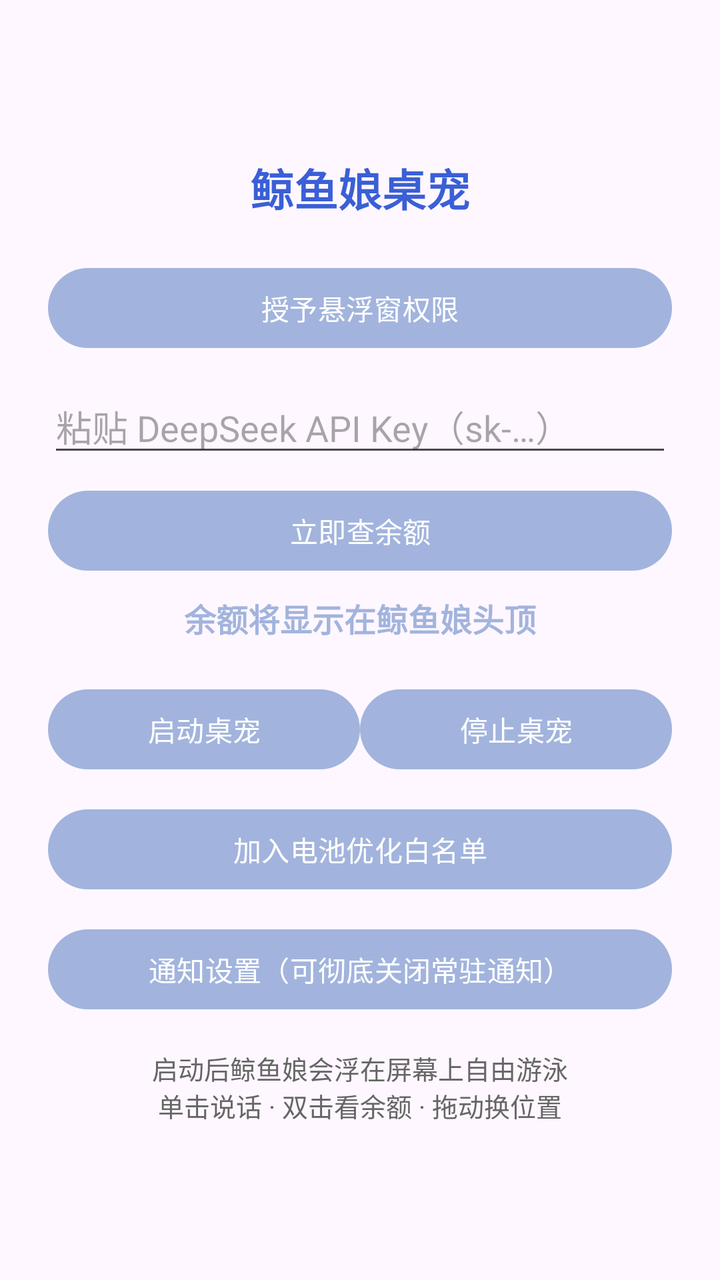
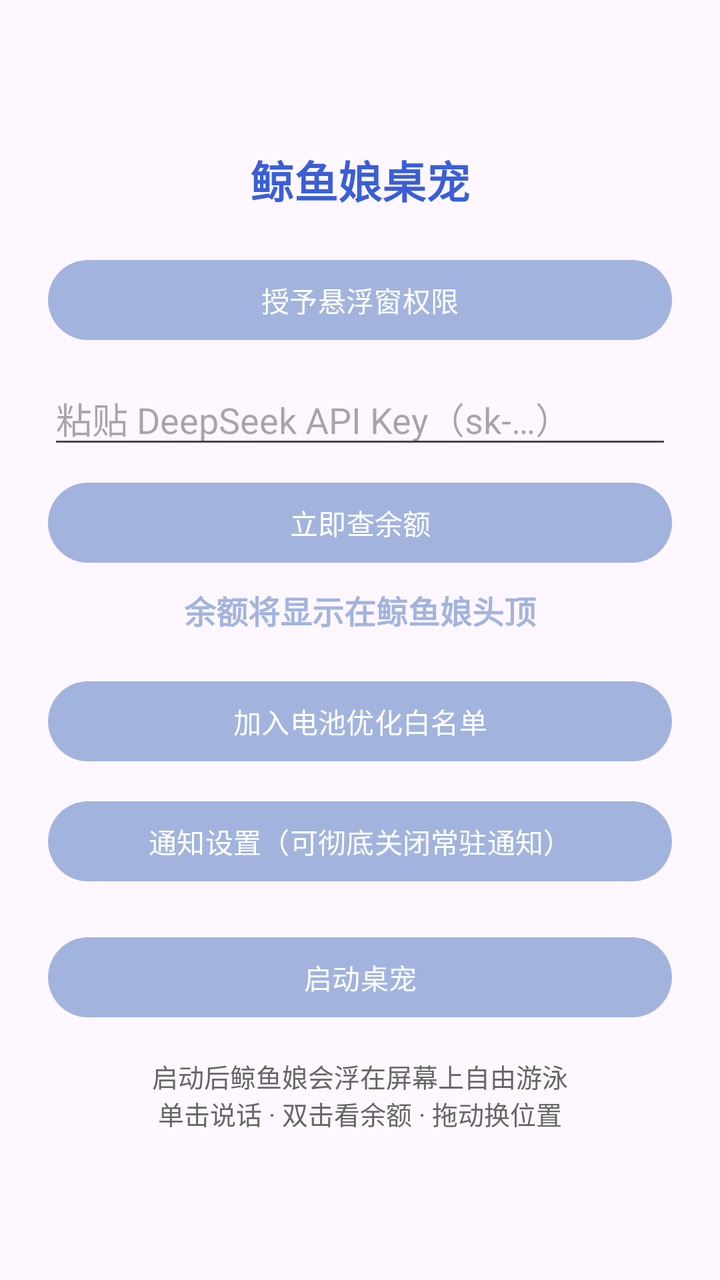

An Android layout rendered at two revisions. The XML below is the earlier revision; the diff shows what the commit changed to produce the second picture.
<!-- AndroidManifest.xml: application theme Theme.WhalePet -->
<!-- res/layout/page_home.xml -->
<?xml version="1.0" encoding="utf-8"?>
<ScrollView xmlns:android="http://schemas.android.com/apk/res/android"
    android:layout_width="match_parent"
    android:layout_height="match_parent"
    android:fillViewport="true">

    <LinearLayout
        android:layout_width="match_parent"
        android:layout_height="wrap_content"
        android:gravity="center_vertical|center_horizontal"
        android:orientation="vertical"
        android:padding="24dp">

        <TextView
            android:layout_width="wrap_content"
            android:layout_height="wrap_content"
            android:layout_gravity="center_horizontal"
            android:layout_marginBottom="20dp"
            android:text="@string/main_title"
            android:textColor="@color/ic_launcher_background"
            android:textSize="22sp"
            android:textStyle="bold" />

        
        <Button
            android:id="@+id/btn_overlay"
            android:layout_width="match_parent"
            android:layout_height="wrap_content"
            android:text="@string/grant_overlay" />

        
        <EditText
            android:id="@+id/et_api_key"
            android:layout_width="match_parent"
            android:layout_height="wrap_content"
            android:layout_marginTop="12dp"
            android:hint="@string/api_key_hint"
            android:importantForAutofill="no"
            android:inputType="textPassword" />

        
        <Button
            android:id="@+id/btn_check_balance"
            android:layout_width="match_parent"
            android:layout_height="wrap_content"
            android:layout_marginTop="8dp"
            android:text="@string/check_balance_now" />

        <TextView
            android:id="@+id/tv_balance"
            android:layout_width="match_parent"
            android:layout_height="wrap_content"
            android:layout_marginTop="8dp"
            android:gravity="center"
            android:text="@string/balance_hint"
            android:textColor="#A2B4DD"
            android:textSize="16sp"
            android:textStyle="bold" />

        
        <LinearLayout
            android:layout_width="match_parent"
            android:layout_height="wrap_content"
            android:layout_marginTop="20dp"
            android:orientation="horizontal">

            <Button
                android:id="@+id/btn_start"
                android:layout_width="0dp"
                android:layout_height="wrap_content"
                android:layout_weight="1"
                android:text="@string/start_service" />

            <Button
                android:id="@+id/btn_stop"
                android:layout_width="0dp"
                android:layout_height="wrap_content"
                android:layout_weight="1"
                android:text="@string/stop_service" />
        </LinearLayout>

        
        <Button
            android:id="@+id/btn_battery"
            android:layout_width="match_parent"
            android:layout_height="wrap_content"
            android:layout_marginTop="12dp"
            android:text="@string/battery_whitelist" />

        
        <Button
            android:id="@+id/btn_notif_settings"
            android:layout_width="match_parent"
            android:layout_height="wrap_content"
            android:layout_marginTop="12dp"
            android:text="@string/notif_settings" />

        <TextView
            android:layout_width="match_parent"
            android:layout_height="wrap_content"
            android:layout_marginTop="16dp"
            android:gravity="center"
            android:text="@string/home_hint"
            android:textColor="#666666"
            android:textSize="13sp" />
    </LinearLayout>
</ScrollView>
<!-- resources referenced by this layout -->
<resources>
  <color name="ic_launcher_background">#3A5FD6</color>
  <string name="api_key_hint">粘贴 DeepSeek API Key（sk-…）</string>
  <string name="balance_hint">余额将显示在鲸鱼娘头顶</string>
  <string name="battery_whitelist">加入电池优化白名单</string>
  <string name="check_balance_now">立即查余额</string>
  <string name="grant_overlay">授予悬浮窗权限</string>
  <string name="home_hint">启动后鲸鱼娘会浮在屏幕上自由游泳\n单击说话 · 双击看余额 · 拖动换位置</string>
  <string name="main_title">鲸鱼娘桌宠</string>
  <string name="notif_settings">通知设置（可彻底关闭常驻通知）</string>
  <string name="start_service">启动桌宠</string>
  <string name="stop_service">停止桌宠</string>
  <style name="Theme.WhalePet" parent="Theme.Material3.DayNight.NoActionBar">
          
          <item name="colorPrimary">#A2B4DD</item>
          <item name="colorOnPrimary">#FFFFFF</item>
          <item name="colorPrimaryContainer">#D6DEF2</item>
          <item name="colorOnPrimaryContainer">#22315E</item>
          <item name="android:statusBarColor">@android:color/transparent</item>
      </style>
</resources>

<!-- the commit's change to res/layout/page_home.xml (unified diff, before → after) -->
@@ -58,33 +58,11 @@
             android:textStyle="bold" />
 
         
-        <LinearLayout
-            android:layout_width="match_parent"
-            android:layout_height="wrap_content"
-            android:layout_marginTop="20dp"
-            android:orientation="horizontal">
-
-            <Button
-                android:id="@+id/btn_start"
-                android:layout_width="0dp"
-                android:layout_height="wrap_content"
-                android:layout_weight="1"
-                android:text="@string/start_service" />
-
-            <Button
-                android:id="@+id/btn_stop"
-                android:layout_width="0dp"
-                android:layout_height="wrap_content"
-                android:layout_weight="1"
-                android:text="@string/stop_service" />
-        </LinearLayout>
-
-        
         <Button
             android:id="@+id/btn_battery"
             android:layout_width="match_parent"
             android:layout_height="wrap_content"
-            android:layout_marginTop="12dp"
+            android:layout_marginTop="20dp"
             android:text="@string/battery_whitelist" />
 
         
@@ -94,6 +72,14 @@
             android:layout_height="wrap_content"
             android:layout_marginTop="12dp"
             android:text="@string/notif_settings" />
+
+        
+        <Button
+            android:id="@+id/btn_toggle"
+            android:layout_width="match_parent"
+            android:layout_height="wrap_content"
+            android:layout_marginTop="20dp"
+            android:text="@string/start_service" />
 
         <TextView
             android:layout_width="match_parent"
<!-- resource entries referenced after the edit -->
@@ -10,7 +10,6 @@
   <string name="main_title">鲸鱼娘桌宠</string>
   <string name="notif_settings">通知设置（可彻底关闭常驻通知）</string>
   <string name="start_service">启动桌宠</string>
-  <string name="stop_service">停止桌宠</string>
   <style name="Theme.WhalePet" parent="Theme.Material3.DayNight.NoActionBar">
           
           <item name="colorPrimary">#A2B4DD</item>
